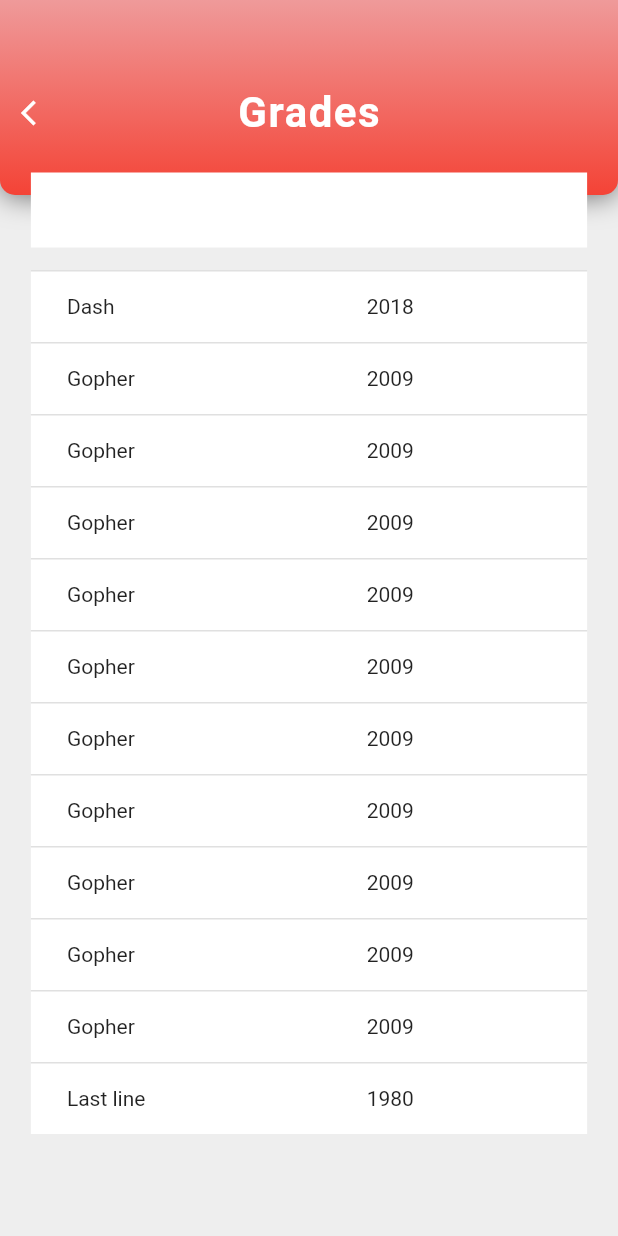
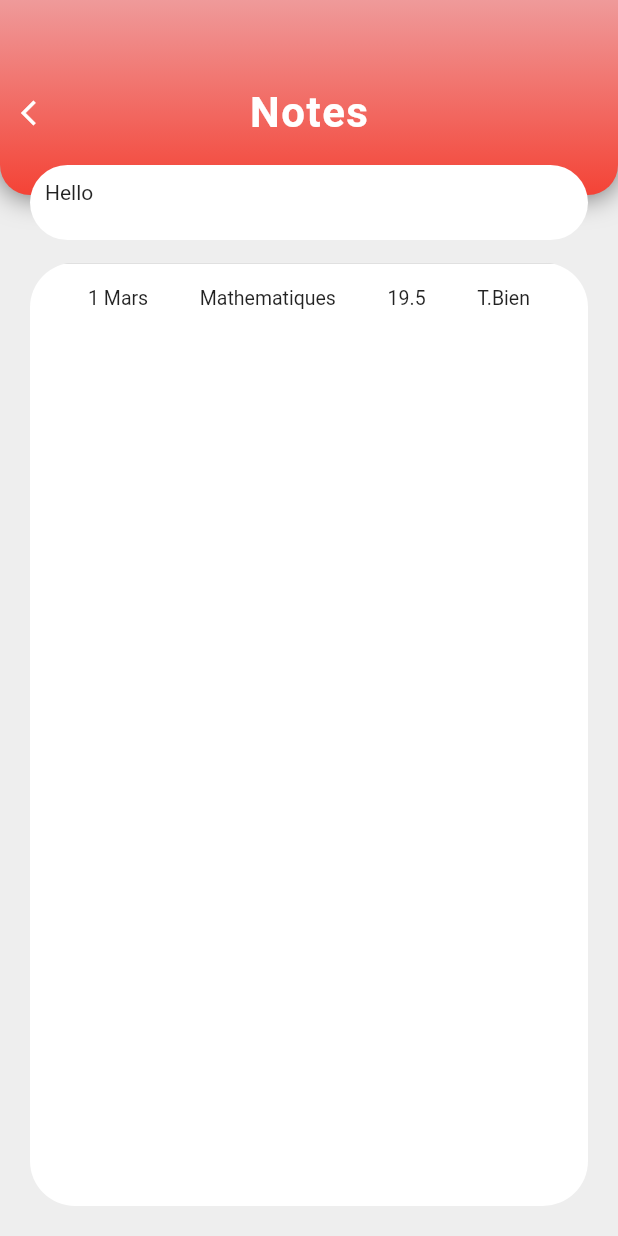
Before and after one commit to Linagharbi/Education-app-flutter, a Flutter app: the Grades screen opened directly, on a phone screen of 412 x 824 dp. Run offline on Flutter 3.47's test engine with Material 2 defaults, Android fonts, the phone set to English and light mode, and no system bars; drawn by our look-alikes of overlay_support; our stand-ins replace bloc, cloud_firestore, device_info, firebase_messaging, flutter_bloc, rxdart; accounts and stored records are empty.

Commit message:
Change TableData structure

```diff
--- a/lib/src/screens/menus/grades/grades.dart
+++ b/lib/src/screens/menus/grades/grades.dart
@@ -6,11 +6,6 @@ class Grades extends StatelessWidget {
   Widget build(BuildContext context) {
     return Scaffold(
       backgroundColor: Colors.grey[200],
-      // appBar: GradesAppBar(
-      //   title: "Grades",
-      //   gradientBegin: Colors.red[200],
-      //   gradientEnd: Colors.red,
-      // ),
       body: Stack(
         // fit: StackFit.expand,
         overflow: Overflow.visible,
@@ -20,84 +15,106 @@ class Grades extends StatelessWidget {
             top: 0.0,
             left: 0.0,
             child: GradesAppBar(
-              title: "Grades",
+              title: "Notes",
               gradientBegin: Colors.red[200],
               gradientEnd: Colors.red,
             ),
           ),
           Positioned(
-            top: 115,
-            left: MediaQuery.of(context).size.width / 2 -
-                MediaQuery.of(context).size.width * 0.9 / 2,
+            top: 110,
+            left: 20,
+            right: 20,
             child: Container(
+              decoration: BoxDecoration(
                 color: Colors.white,
-              width: MediaQuery.of(context).size.width * 0.9,
+                borderRadius: BorderRadius.circular(30),
+              ),
+              // width: set by left & right
               height: 50,
+              padding: EdgeInsets.all(10),
+              child: Text("Hello"),
             ),
           ),
           Positioned(
-            top: 180,
-            left: MediaQuery.of(context).size.width / 2 -
-                MediaQuery.of(context).size.width * 0.9 / 2,
+            top: 175,
+            left: 20,
+            right: 20,
+            bottom: 20,
             child: Container(
+              decoration: BoxDecoration(
                 color: Colors.white,
-              width: MediaQuery.of(context).size.width * 0.9,
+                borderRadius: BorderRadius.circular(30),
+              ),
+              // width: set by left & right
+              child: ClipRRect(
+                borderRadius: BorderRadius.circular(30),
+                child: CustomScrollView(
+                  slivers: <Widget>[
+                    SliverList(
+                      delegate: SliverChildListDelegate([
+                        Container(
+                          width: MediaQuery.of(context).size.width,
                           child: DataTable(
                             headingRowHeight: 0,
+                            columnSpacing: 5,
                             columns: [
+                              DataColumn(label: Text('')),
+                              DataColumn(label: Text('')),
                               DataColumn(label: Text('')),
                               DataColumn(label: Text('')),
                             ],
                             rows: [
-                  DataRow(cells: [
-                    DataCell(Text('Dash')),
-                    DataCell(Text('2018')),
+                              DataRow(
+                                cells: [
+                                  DataCell(
+                                    Center(
+                                      child: Text(
+                                        '1 Mars',
+                                        style: TextStyle(
+                                          fontSize: 13,
+                                        ),
+                                      ),
+                                    ),
+                                  ),
+                                  DataCell(
+                                    Center(
+                                      child: Text(
+                                        'Mathematiques',
+                                        style: TextStyle(
+                                          fontSize: 13,
+                                        ),
+                                      ),
+                                    ),
+                                  ),
+                                  DataCell(
+                                    Center(
+                                      child: Text(
+                                        '19.5',
+                                        style: TextStyle(
+                                          fontSize: 13,
+                                        ),
+                                      ),
+                                    ),
+                                  ),
+                                  DataCell(
+                                    Center(
+                                      child: Text(
+                                        'T.Bien',
+                                        style: TextStyle(
+                                          fontSize: 13,
+                                        ),
+                                      ),
+                                    ),
+                                  ),
+                                ],
+                              ),
+                            ],
+                          ),
+                        ),
                       ]),
-                  DataRow(cells: [
-                    DataCell(Text('Gopher')),
-                    DataCell(Text('2009')),
-                  ]),
-                  DataRow(cells: [
-                    DataCell(Text('Gopher')),
-                    DataCell(Text('2009')),
-                  ]),
-                  DataRow(cells: [
-                    DataCell(Text('Gopher')),
-                    DataCell(Text('2009')),
-                  ]),
-                  DataRow(cells: [
-                    DataCell(Text('Gopher')),
-                    DataCell(Text('2009')),
-                  ]),
-                  DataRow(cells: [
-                    DataCell(Text('Gopher')),
-                    DataCell(Text('2009')),
-                  ]),
-                  DataRow(cells: [
-                    DataCell(Text('Gopher')),
-                    DataCell(Text('2009')),
-                  ]),
-                  DataRow(cells: [
-                    DataCell(Text('Gopher')),
-                    DataCell(Text('2009')),
-                  ]),
-                  DataRow(cells: [
-                    DataCell(Text('Gopher')),
-                    DataCell(Text('2009')),
-                  ]),
-                  DataRow(cells: [
-                    DataCell(Text('Gopher')),
-                    DataCell(Text('2009')),
-                  ]),
-                  DataRow(cells: [
-                    DataCell(Text('Gopher')),
-                    DataCell(Text('2009')),
-                  ]),
-                  DataRow(cells: [
-                    DataCell(Text('Last line')),
-                    DataCell(Text('1980')),
-                  ]),
+                    )
                   ],
+                ),
               ),
             ),
           ),
--- a/lib/src/screens/menus/grades/grades_app_bar.dart
+++ b/lib/src/screens/menus/grades/grades_app_bar.dart
@@ -27,8 +27,8 @@ class GradesAppBar extends StatelessWidget implements PreferredSizeWidget {
           ),
         ],
         borderRadius: BorderRadius.only(
-          bottomLeft: Radius.circular(10),
-          bottomRight: Radius.circular(10),
+          bottomLeft: Radius.circular(20),
+          bottomRight: Radius.circular(20),
         ),
         gradient: LinearGradient(
           begin: Alignment.topCenter,
```
Lines whose indentation alone changed are shown as unchanged.
